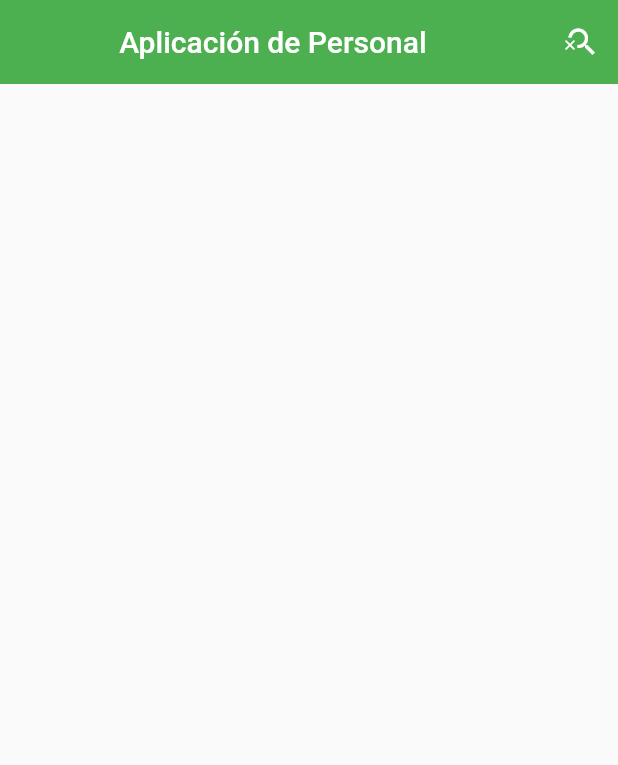
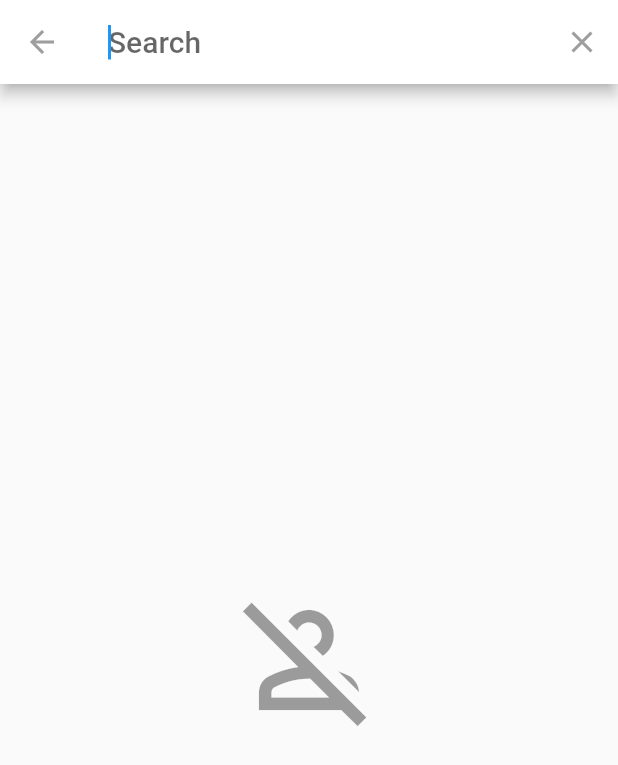
Before and after one commit to FSALVA157/Legajos_App_flutter, a Flutter app: the screen it shows after launch, after a tap on the "search off" icon, on a phone screen of 412 x 824 dp. Shown: the top 765 px of the screen. Run offline on Flutter 3.47's test engine with Material 2 defaults, Android fonts, the light colour scheme and no system bars; network calls fail.

Commit message:
nueva rama

```diff
--- a/lib/screens/home_screen.dart
+++ b/lib/screens/home_screen.dart
@@ -1,6 +1,7 @@
 import 'package:flutter/material.dart';
 import 'package:legajos_app/models/personal_response.dart';
 import 'package:legajos_app/providers/personal_provider.dart';
+import 'package:legajos_app/search/personal_search_delegate.dart';
 import 'package:provider/provider.dart';
 
 class HomeScreen extends StatelessWidget {
@@ -10,7 +11,10 @@ class HomeScreen extends StatelessWidget {
         appBar: AppBar(
           elevation: 0,
           actions: [
-            IconButton(onPressed: () {}, icon: Icon(Icons.search_off_outlined))
+            IconButton(
+                onPressed: () => showSearch(
+                    context: context, delegate: PersonalSearchDelegate()),
+                icon: Icon(Icons.search_off_outlined))
           ],
           title: const Center(
             child: Text('Aplicación de Personal'),
--- /dev/null
+++ b/lib/search/personal_search_delegate.dart
@@ -0,0 +1,49 @@
+import 'package:flutter/material.dart';
+import 'package:legajos_app/models/personal_response.dart';
+import 'package:legajos_app/providers/personal_provider.dart';
+import 'package:provider/provider.dart';
+
+class PersonalSearchDelegate extends SearchDelegate {
+  //final BuildContext context;
+  List<PersonalElement> lista_completa = PersonalProvider().personal_list;
+
+  PersonalSearchDelegate() {
+    //PersonalProvider().getPersonal();
+    //this.lista_completa = PersonalProvider().personal_list;
+  }
+
+  @override
+  List<Widget>? buildActions(BuildContext context) {
+    return [IconButton(onPressed: () => query = "", icon: Icon(Icons.clear))];
+  }
+
+  // ignore: non_constant_identifier_names
+
+  @override
+  Widget? buildLeading(BuildContext context) {
+    return IconButton(
+        onPressed: () => close(context, null), icon: Icon(Icons.arrow_back));
+  }
+
+  @override
+  Widget buildResults(BuildContext context) {
+    return Text('build Result');
+  }
+
+  @override
+  Widget buildSuggestions(BuildContext context) {
+    if (query.isEmpty) {
+      return Container(
+        child: Center(
+          child:
+              Icon(Icons.person_off_outlined, color: Colors.black38, size: 100),
+        ),
+      );
+    } else {
+      print(this.lista_completa);
+      return Center(
+        child: Text('HAY CONSULTA'),
+      );
+    }
+  }
+}
```
